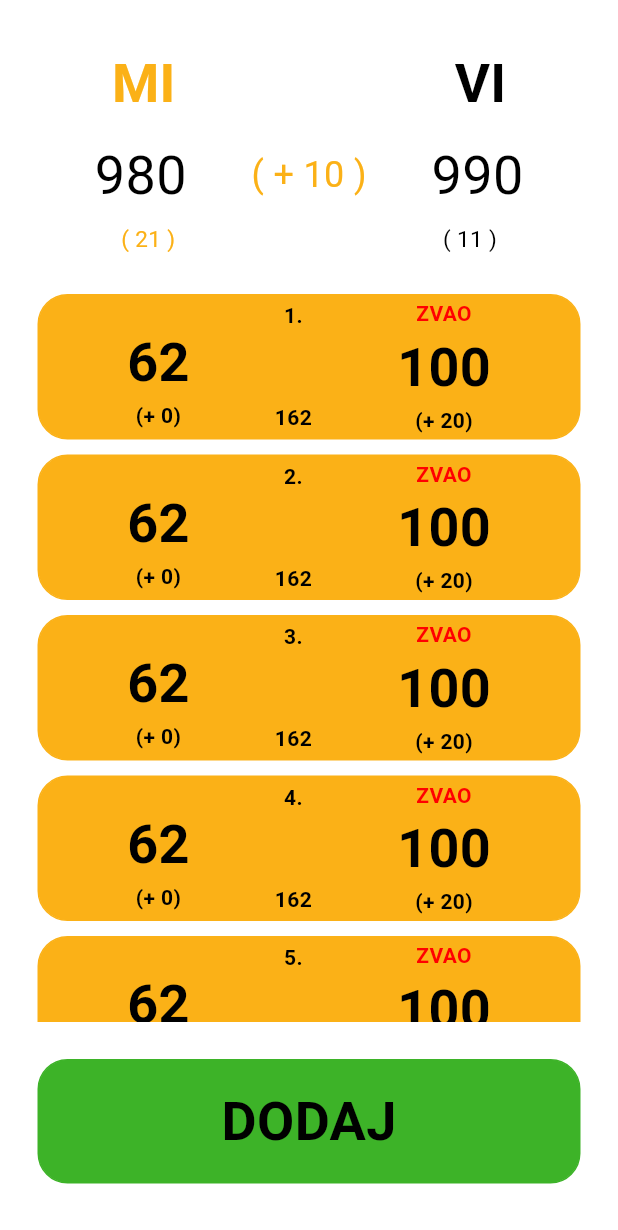
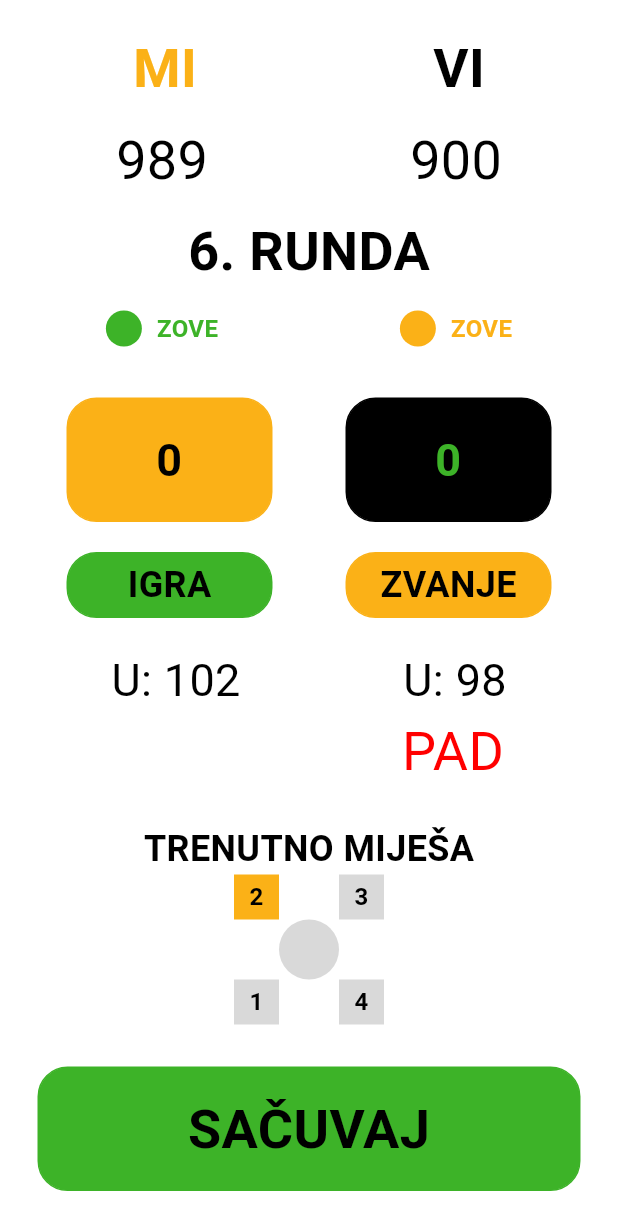
Before and after one commit to Vuk7/BelaBlok, a Flutter app: the CurrentGameScreen screen opened by its route, after a tap on "DODAJ", on a phone screen of 412 x 824 dp. Shown: the top 1230 px of the screen. Run offline on Flutter 3.47's test engine with Material 3 defaults, Android fonts, the phone set to English and light mode, and no system bars; our stand-ins replace go_router.

Commit message:
feat: add round screen (#2)
* feat: add empty add round screen

* refactor: remove unused import

* feat: UI design

* feat: stop resizing when keyboard is open

* refactor: remove unused commit

```diff
--- a/src/lib/routes/routes.dart
+++ b/src/lib/routes/routes.dart
@@ -1,3 +1,4 @@
+import 'package:bela_blok/screens/add_round_screen/add_round_screen.dart';
 import 'package:bela_blok/screens/current_game_screen/current_game_screen.dart';
 import 'package:bela_blok/screens/main_screen/main_screen.dart';
 import 'package:bela_blok/screens/new_game_screen/new_game_screen.dart';
@@ -26,7 +27,15 @@ final GoRouter appRouter = GoRouter(
               builder: (BuildContext context, GoRouterState state) {
                 return const CurrentGameScreen();
               },
+              routes: [
+                GoRoute(
+                  path: '/addround',
+                  name: 'addround',
+                  builder: (BuildContext context, GoRouterState state) {
+                    return const AddRoundScreen();
+                  },
                 ),
+              ]),
         ]),
   ],
 );
--- /dev/null
+++ b/src/lib/screens/add_round_screen/add_round_screen.dart
@@ -0,0 +1,149 @@
+import 'package:bela_blok/enums/caller_enum.dart';
+import 'package:bela_blok/screens/add_round_screen/widgets/calculated_score_show.dart';
+import 'package:bela_blok/screens/add_round_screen/widgets/choose_caller.dart';
+import 'package:bela_blok/screens/add_round_screen/widgets/choose_input_type.dart';
+import 'package:bela_blok/screens/add_round_screen/widgets/show_lost_text.dart';
+import 'package:bela_blok/screens/add_round_screen/widgets/top_score.dart';
+import 'package:bela_blok/screens/widgets/big_button.dart';
+import 'package:bela_blok/screens/widgets/big_button_input_number.dart';
+import 'package:bela_blok/screens/widgets/player_shuffling.dart';
+import 'package:bela_blok/themes/app_theme.dart';
+import 'package:flutter/material.dart';
+import 'package:go_router/go_router.dart';
+
+class AddRoundScreen extends StatefulWidget {
+  const AddRoundScreen({super.key});
+
+  @override
+  State<AddRoundScreen> createState() => _AddRoundScreenState();
+}
+
+class _AddRoundScreenState extends State<AddRoundScreen> {
+  int selectedCaller = 0;
+
+  TextEditingController inputTeamOne = TextEditingController();
+  TextEditingController inputTeamTwo = TextEditingController();
+
+  int selectedInputType = 0;
+
+  @override
+  Widget build(BuildContext context) {
+    double screenWidth = MediaQuery.of(context).size.width;
+
+    return Scaffold(
+        resizeToAvoidBottomInset: false,
+        body: SafeArea(
+          child: Padding(
+            padding: const EdgeInsets.all(20.0),
+            child: Center(
+              child: Column(children: [
+                const TopScore(teamOneScore: 989, teamTwoScore: 900),
+                const SizedBox(
+                  height: 10,
+                ),
+                Text(
+                  "6. RUNDA",
+                  style: TextStyle(
+                      fontSize: 36,
+                      fontWeight: FontWeight.bold,
+                      color: Theme.of(context).colorScheme.secondary),
+                ),
+                const SizedBox(
+                  height: 10,
+                ),
+                ChooseCaller(
+                    selectedChoice: selectedCaller,
+                    selectedColor: AppTheme.green,
+                    notSelectedColor: Theme.of(context).colorScheme.primary,
+                    onTap: (id) {
+                      setState(() {
+                        selectedCaller = id;
+                      });
+                    }),
+                const SizedBox(
+                  height: 30,
+                ),
+                Row(
+                    mainAxisAlignment: MainAxisAlignment.spaceAround,
+                    children: [
+                      BigButtonInputNumber(
+                        text: "0",
+                        textStyle: const TextStyle(
+                            color: Colors.black,
+                            fontSize: 30,
+                            fontWeight: FontWeight.bold),
+                        bgColor: Theme.of(context).colorScheme.primary,
+                        onTap: () {},
+                        inputController: inputTeamOne,
+                        textPadding: 10,
+                        width: screenWidth / 3,
+                      ),
+                      BigButtonInputNumber(
+                        text: "0",
+                        textStyle: const TextStyle(
+                            color: AppTheme.green,
+                            fontSize: 30,
+                            fontWeight: FontWeight.bold),
+                        bgColor: Theme.of(context).colorScheme.secondary,
+                        onTap: () {},
+                        inputController: inputTeamTwo,
+                        textPadding: 10,
+                        width: screenWidth / 3,
+                      ),
+                    ]),
+                const SizedBox(
+                  height: 20,
+                ),
+                ChooseInputType(
+                    selectedChoice: selectedInputType,
+                    selectedColor: AppTheme.green,
+                    notSelectedColor: Theme.of(context).colorScheme.primary,
+                    onTap: (id) {
+                      setState(() {
+                        selectedInputType = id;
+                      });
+                    },
+                    boxWidth: screenWidth / 3),
+                const SizedBox(
+                  height: 20,
+                ),
+                const CalculatedScoreShow(teamOneScore: 102, teamTwoScore: 98),
+                const ShowLostText(show: true, teamLost: Caller.teamTwo),
+                const Spacer(),
+                Text(
+                  "TRENUTNO MIJEŠA",
+                  style: TextStyle(
+                      fontSize: 24,
+                      fontWeight: FontWeight.bold,
+                      color: Theme.of(context).colorScheme.secondary),
+                ),
+                PlayerShuffling(
+                  onTap: (id) {},
+                  selectedColor: Theme.of(context).colorScheme.primary,
+                  selected: 2,
+                ),
+                const Spacer(),
+                Padding(
+                  padding: const EdgeInsets.all(5.0),
+                  child: BigButton(
+                    text: "SAČUVAJ",
+                    textStyle: const TextStyle(
+                        color: Colors.black,
+                        fontSize: 36,
+                        fontWeight: FontWeight.bold),
+                    bgColor: AppTheme.green,
+                    onTap: () {
+                      context.pop();
+                    },
+                    textPadding: 15,
+                  ),
+                ),
+                const SizedBox(
+                  height: 5,
+                ),
+              ]),
+            ),
+          ),
+        ));
+  }
+}
--- /dev/null
+++ b/src/lib/screens/add_round_screen/widgets/calculated_score_show.dart
@@ -0,0 +1,20 @@
+import 'package:flutter/material.dart';
+
+class CalculatedScoreShow extends StatelessWidget {
+  final int teamOneScore;
+  final int teamTwoScore;
+  const CalculatedScoreShow(
+      {super.key, required this.teamOneScore, required this.teamTwoScore});
+
+  @override
+  Widget build(BuildContext context) {
+    return Row(mainAxisAlignment: MainAxisAlignment.spaceAround, children: [
+      Text("U: $teamOneScore",
+          style: TextStyle(
+              fontSize: 30, color: Theme.of(context).colorScheme.secondary)),
+      Text("U: $teamTwoScore",
+          style: TextStyle(
+              fontSize: 30, color: Theme.of(context).colorScheme.secondary))
+    ]);
+  }
+}
--- /dev/null
+++ b/src/lib/screens/add_round_screen/widgets/choose_caller.dart
@@ -0,0 +1,88 @@
+import 'package:flutter/material.dart';
+
+class ChooseCaller extends StatelessWidget {
+  final int selectedChoice;
+  final Color selectedColor;
+  final Color notSelectedColor;
+  final Function(int id) onTap;
+
+  const ChooseCaller(
+      {super.key,
+      required this.selectedChoice,
+      required this.selectedColor,
+      required this.notSelectedColor,
+      required this.onTap});
+
+  @override
+  Widget build(BuildContext context) {
+    return Row(
+      children: [
+        const Spacer(),
+        InkWell(
+            onTap: () => onTap(0),
+            child: Padding(
+              padding: const EdgeInsets.all(4.0),
+              child: Row(
+                mainAxisAlignment: MainAxisAlignment.center,
+                crossAxisAlignment: CrossAxisAlignment.center,
+                children: [
+                  CircleAvatar(
+                    radius: 12,
+                    backgroundColor: (selectedChoice == 0)
+                        ? selectedColor
+                        : notSelectedColor,
+                  ),
+                  const SizedBox(
+                    width: 10,
+                  ),
+                  Text(
+                    "ZOVE",
+                    style: TextStyle(
+                        color: (selectedChoice == 0)
+                            ? selectedColor
+                            : notSelectedColor,
+                        fontSize: 16,
+                        fontWeight: FontWeight.bold),
+                  )
+                ],
+              ),
+            )),
+        const Spacer(),
+        const SizedBox(
+          width: 20,
+        ),
+        const Spacer(),
+        InkWell(
+            onTap: () => onTap(1),
+            child: Padding(
+              padding: const EdgeInsets.all(4.0),
+              child: Row(
+                mainAxisAlignment: MainAxisAlignment.center,
+                crossAxisAlignment: CrossAxisAlignment.center,
+                children: [
+                  CircleAvatar(
+                    radius: 12,
+                    backgroundColor: (selectedChoice == 1)
+                        ? selectedColor
+                        : notSelectedColor,
+                  ),
+                  const SizedBox(
+                    width: 10,
+                  ),
+                  Text(
+                    "ZOVE",
+                    style: TextStyle(
+                        color: (selectedChoice == 1)
+                            ? selectedColor
+                            : notSelectedColor,
+                        fontSize: 16,
+                        fontWeight: FontWeight.bold),
+                  )
+                ],
+              ),
+            )),
+        const Spacer(),
+      ],
+    );
+  }
+}
--- /dev/null
+++ b/src/lib/screens/add_round_screen/widgets/choose_input_type.dart
@@ -0,0 +1,44 @@
+import 'package:bela_blok/screens/widgets/big_button.dart';
+import 'package:flutter/material.dart';
+
+class ChooseInputType extends StatelessWidget {
+  final int selectedChoice;
+  final Color selectedColor;
+  final Color notSelectedColor;
+  final Function(int id) onTap;
+  final double boxWidth;
+  const ChooseInputType(
+      {super.key,
+      required this.selectedChoice,
+      required this.selectedColor,
+      required this.notSelectedColor,
+      required this.onTap,
+      required this.boxWidth});
+
+  @override
+  Widget build(BuildContext context) {
+    return Row(
+      mainAxisAlignment: MainAxisAlignment.spaceAround,
+      children: [
+        BigButton(
+          text: "IGRA",
+          textStyle: const TextStyle(
+              color: Colors.black, fontSize: 24, fontWeight: FontWeight.bold),
+          bgColor: (selectedChoice == 0) ? selectedColor : notSelectedColor,
+          onTap: () => onTap(0),
+          textPadding: 4,
+          width: boxWidth,
+        ),
+        BigButton(
+          text: "ZVANJE",
+          textStyle: const TextStyle(
+              color: Colors.black, fontSize: 24, fontWeight: FontWeight.bold),
+          bgColor: (selectedChoice == 1) ? selectedColor : notSelectedColor,
+          onTap: () => onTap(1),
+          textPadding: 4,
+          width: boxWidth,
+        ),
+      ],
+    );
+  }
+}
--- /dev/null
+++ b/src/lib/screens/add_round_screen/widgets/show_lost_text.dart
@@ -0,0 +1,42 @@
+import 'package:bela_blok/enums/caller_enum.dart';
+import 'package:bela_blok/themes/app_theme.dart';
+import 'package:flutter/material.dart';
+
+class ShowLostText extends StatelessWidget {
+  final bool show;
+  final Caller teamLost;
+  const ShowLostText({
+    super.key,
+    required this.show,
+    required this.teamLost,
+  });
+
+  @override
+  Widget build(BuildContext context) {
+    return (show)
+        ? Row(children: [
+            const Spacer(),
+            (teamLost == Caller.teamOne)
+                ? const Text("PAD",
+                    style: TextStyle(fontSize: 36, color: AppTheme.red))
+                : const SizedBox(
+                    width: 60,
+                  ),
+            const Spacer(),
+            const SizedBox(
+              width: 20,
+            ),
+            const Spacer(),
+            (teamLost == Caller.teamTwo)
+                ? const Text("PAD",
+                    style: TextStyle(fontSize: 36, color: AppTheme.red))
+                : const SizedBox(
+                    width: 36,
+                  ),
+            const Spacer(),
+          ])
+        : const SizedBox(
+            height: 36,
+          );
+  }
+}
--- /dev/null
+++ b/src/lib/screens/add_round_screen/widgets/top_score.dart
@@ -0,0 +1,68 @@
+import 'package:flutter/material.dart';
+
+class TopScore extends StatelessWidget {
+  final int teamOneScore;
+  final int teamTwoScore;
+
+  const TopScore(
+      {super.key, required this.teamOneScore, required this.teamTwoScore});
+
+  @override
+  Widget build(BuildContext context) {
+    return Column(children: [
+      Row(
+        children: [
+          const Spacer(),
+          Text(
+            "MI",
+            style: TextStyle(
+                fontWeight: FontWeight.bold,
+                color: Theme.of(context).colorScheme.primary,
+                fontSize: 36),
+          ),
+          const Spacer(),
+          const SizedBox(
+            width: 20,
+          ),
+          const Spacer(),
+          Text(
+            "VI",
+            style: TextStyle(
+                fontWeight: FontWeight.bold,
+                color: Theme.of(context).colorScheme.secondary,
+                fontSize: 36),
+          ),
+          const Spacer(),
+        ],
+      ),
+      const SizedBox(
+        height: 10,
+      ),
+      Row(
+        children: [
+          const Spacer(),
+          Text(
+            "$teamOneScore",
+            style: TextStyle(
+                fontWeight: FontWeight.normal,
+                color: Theme.of(context).colorScheme.secondary,
+                fontSize: 36),
+          ),
+          const Spacer(),
+          const SizedBox(
+            width: 20,
+          ),
+          const Spacer(),
+          Text(
+            "$teamTwoScore",
+            style: TextStyle(
+                fontWeight: FontWeight.normal,
+                color: Theme.of(context).colorScheme.secondary,
+                fontSize: 36),
+          ),
+          const Spacer(),
+        ],
+      ),
+    ]);
+  }
+}
--- a/src/lib/screens/current_game_screen/current_game_screen.dart
+++ b/src/lib/screens/current_game_screen/current_game_screen.dart
@@ -4,6 +4,7 @@ import 'package:bela_blok/screens/current_game_screen/widgets/top_score_details.
 import 'package:bela_blok/screens/widgets/big_button.dart';
 import 'package:bela_blok/themes/app_theme.dart';
 import 'package:flutter/material.dart';
+import 'package:go_router/go_router.dart';
 
 class CurrentGameScreen extends StatefulWidget {
   const CurrentGameScreen({super.key});
@@ -104,9 +105,12 @@ class _CurrentGameScreenState extends State<CurrentGameScreen> {
                   fontWeight: FontWeight.bold),
               bgColor: AppTheme.green,
               onTap: () {
+                context.goNamed("addround");
+                /*
+                to be used
                 WidgetsBinding.instance.addPostFrameCallback((_) {
                   _scrollToEnd();
-                });
+                });*/
               },
               textPadding: 15,
             ),
--- a/src/lib/screens/widgets/big_button.dart
+++ b/src/lib/screens/widgets/big_button.dart
@@ -6,6 +6,9 @@ class BigButton extends StatelessWidget {
   final TextStyle textStyle;
   final Function() onTap;
   final double textPadding;
+
+  final double? width;
+  final double? height;
   const BigButton({
     super.key,
     required this.text,
@@ -13,6 +16,8 @@ class BigButton extends StatelessWidget {
     required this.bgColor,
     required this.onTap,
     this.textPadding = 20.0,
+    this.width,
+    this.height,
   });
 
   @override
@@ -20,7 +25,8 @@ class BigButton extends StatelessWidget {
     return GestureDetector(
       onTap: onTap,
       child: Container(
-        width: double.infinity,
+        width: width ?? double.infinity,
+        height: height,
         decoration: BoxDecoration(
           color: bgColor,
           border: Border.all(color: bgColor),
--- a/src/lib/screens/widgets/big_button_input_number.dart
+++ b/src/lib/screens/widgets/big_button_input_number.dart
@@ -8,20 +8,21 @@ class BigButtonInputNumber extends StatelessWidget {
   final Function() onTap;
   final TextEditingController inputController;
   final double textPadding;
-  const BigButtonInputNumber({
-    super.key,
+  final double? width;
+  const BigButtonInputNumber(
+      {super.key,
       required this.text,
       required this.textStyle,
       required this.bgColor,
       required this.onTap,
       required this.inputController,
       this.textPadding = 20.0,
-  });
+      this.width});
 
   @override
   Widget build(BuildContext context) {
     return Container(
-      width: double.infinity,
+      width: width ?? double.infinity,
       decoration: BoxDecoration(
         color: bgColor,
         border: Border.all(color: bgColor),
--- a/src/lib/screens/widgets/player_shuffling.dart
+++ b/src/lib/screens/widgets/player_shuffling.dart
@@ -9,7 +9,7 @@ class PlayerShuffling extends StatelessWidget {
       {super.key,
       required this.onTap,
       required this.selectedColor,
-      this.selected = 0});
+      required this.selected});
 
   @override
   Widget build(BuildContext context) {
```
Lines whose indentation alone changed are shown as unchanged.
